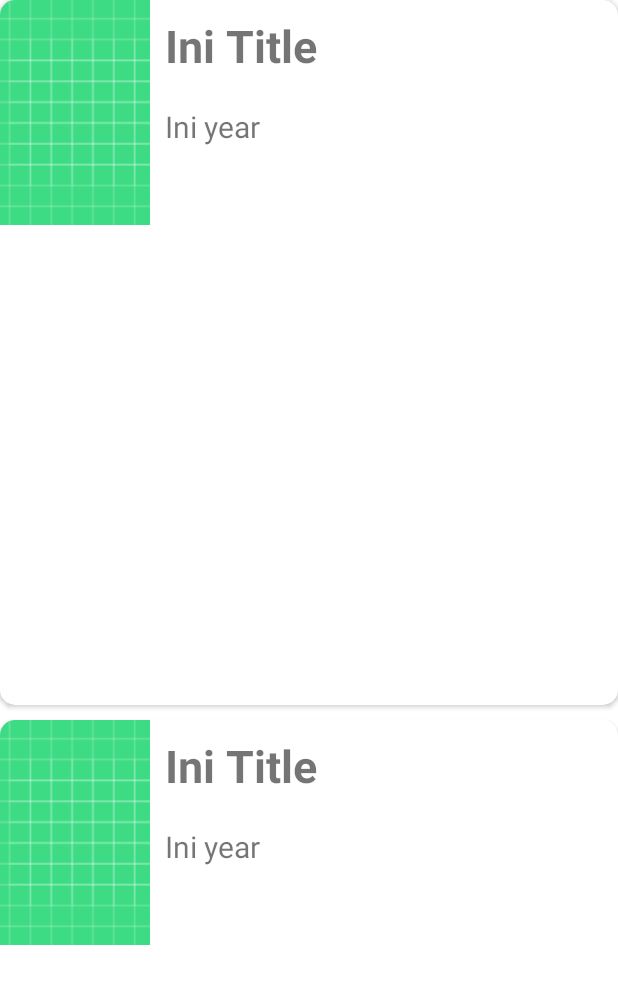
After one commit to ALU-syntax/MovieListWithAPI, an Android app: the layout fragment_data.xml on its own in the app's theme, with its tools: preview values and no code run, on a phone screen of 412 x 824 dp. The commit adds this screen. Shown: the top 984 px of the screen. Run offline under Robolectric (Android 15) with nearby library versions, the phone set to English and light mode, and no system bars.

Commit message:
menambahkan data fragment sebagai provider untuk layout recycler. menambahkan modeldata sebagai reciver untuk data. menambahkan interface API untuk getSearchData. dan menambahkan Object RespontClient untuk fetching Api

```diff
--- a/app/build.gradle
+++ b/app/build.gradle
@@ -29,6 +29,10 @@ android {
     kotlinOptions {
         jvmTarget = '1.8'
     }
+
+    viewBinding{
+        enabled=true
+    }
 }
 
 dependencies {
--- a/app/src/main/java/com/ardian/android/MainActivity.kt
+++ b/app/src/main/java/com/ardian/android/MainActivity.kt
@@ -2,10 +2,13 @@ package com.ardian.android
 
 import androidx.appcompat.app.AppCompatActivity
 import android.os.Bundle
+import com.ardian.android.databinding.ActivityMainBinding
 
 class MainActivity : AppCompatActivity() {
+    private lateinit var binding : ActivityMainBinding
     override fun onCreate(savedInstanceState: Bundle?) {
         super.onCreate(savedInstanceState)
-        setContentView(R.layout.activity_main)
+        binding = ActivityMainBinding.inflate(layoutInflater)
+        setContentView(binding.root)
     }
 }
--- /dev/null
+++ b/app/src/main/res/layout/fragment_data.xml
@@ -0,0 +1,16 @@
+<?xml version="1.0" encoding="utf-8"?>
+<FrameLayout xmlns:android="http://schemas.android.com/apk/res/android"
+    xmlns:tools="http://schemas.android.com/tools"
+    android:layout_width="match_parent"
+    android:layout_height="match_parent"
+    tools:context=".fragment.DataFragment">
+
+    <!-- TODO: Update blank fragment layout -->
+    <androidx.recyclerview.widget.RecyclerView
+        android:id="@+id/rv_data"
+        android:layout_width="match_parent"
+        android:layout_height="wrap_content"
+        android:paddingBottom="?attr/actionBarSize"
+        tools:listitem="@layout/list_datamovie"/>
+
+</FrameLayout>
--- /dev/null
+++ b/app/src/main/res/layout/list_datamovie.xml
@@ -0,0 +1,51 @@
+<?xml version="1.0" encoding="utf-8"?>
+<androidx.cardview.widget.CardView xmlns:android="http://schemas.android.com/apk/res/android"
+    android:layout_width="match_parent"
+    android:layout_height="match_parent"
+    xmlns:app="http://schemas.android.com/apk/res-auto"
+    app:cardCornerRadius="10dp"
+    android:orientation="vertical"
+    android:layout_marginBottom="10dp">
+
+    <LinearLayout
+        android:layout_width="match_parent"
+        android:layout_height="wrap_content"
+        android:orientation="horizontal">
+
+        <ImageView
+            android:id="@+id/img_poster"
+            android:layout_width="100dp"
+            android:layout_height="150dp"
+            android:scaleType="centerCrop"
+            android:paddingLeft="10dp"
+            android:src="@drawable/ic_launcher_background"/>
+
+        <LinearLayout
+            android:layout_width="match_parent"
+            android:layout_height="wrap_content"
+            android:orientation="vertical"
+            android:padding="10dp">
+
+            <TextView
+                android:id="@+id/tv_tittle"
+                android:layout_width="match_parent"
+                android:layout_height="wrap_content"
+                android:textSize="30sp"
+                android:textStyle="bold"
+                android:text="Ini Title"
+                android:layout_marginBottom="20dp"/>
+
+            <TextView
+                android:id="@+id/tv_year"
+                android:layout_width="match_parent"
+                android:layout_height="wrap_content"
+                android:textSize="20sp"
+                android:text="Ini year"/>
+
+        </LinearLayout>
+
+    </LinearLayout>
+
+
+
+</androidx.cardview.widget.CardView>
--- a/app/src/main/res/values/strings.xml
+++ b/app/src/main/res/values/strings.xml
@@ -1,3 +1,5 @@
 <resources>
     <string name="app_name">MovieListWithAPI</string>
+    <!-- TODO: Remove or change this placeholder text -->
+    <string name="hello_blank_fragment">Hello blank fragment</string>
 </resources>
```
Also changed, not shown: app/src/main/java/com/ardian/android/Api.kt (added, +18 -0 lines), app/src/main/java/com/ardian/android/RClient.kt (added, +24 -0 lines), app/src/main/java/com/ardian/android/fragment/DataFragment.kt (added, +28 -0 lines), app/src/main/java/com/ardian/android/modeldata/MovieData.kt (added, +17 -0 lines), app/src/main/java/com/ardian/android/modeldata/SearchData.kt (added, +16 -0 lines), app/src/main/res/layout/activity_main.xml (+5 -6 lines).
